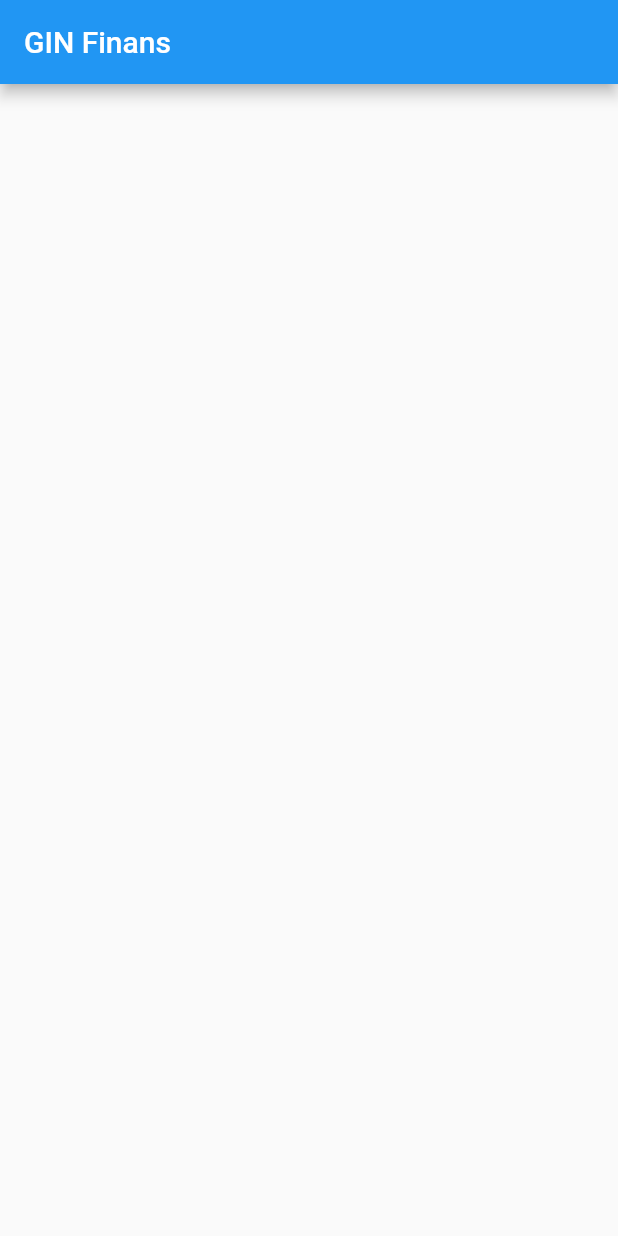
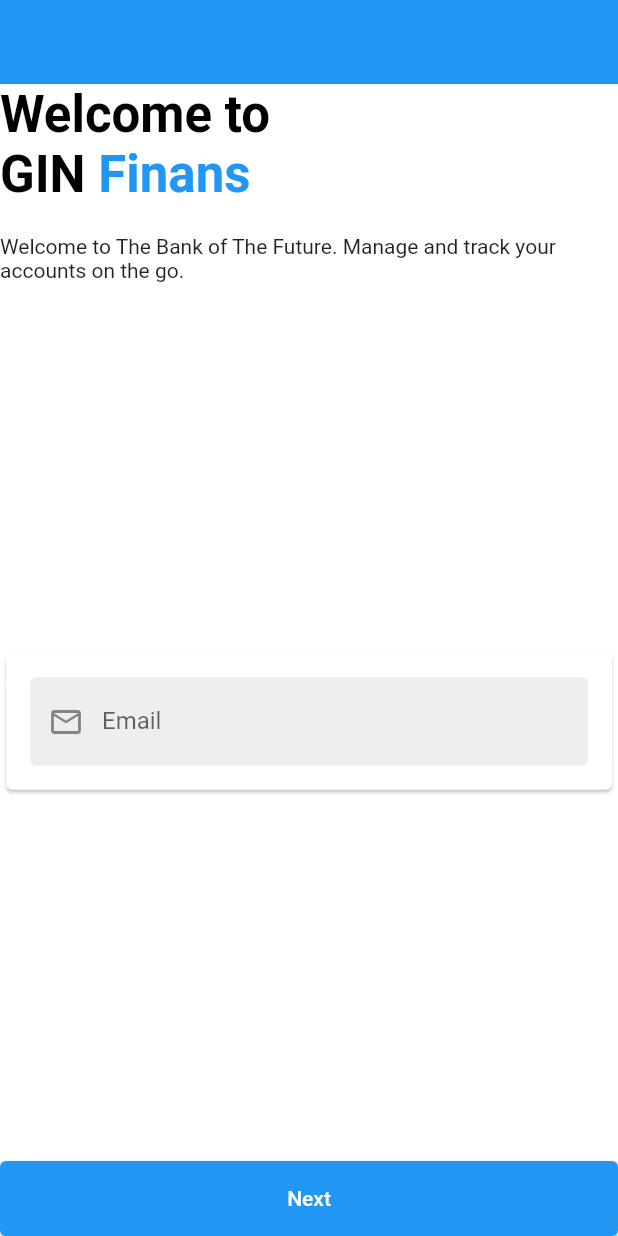
Before and after one commit to anandarh/stepper-flutter, a Flutter app: the screen it shows after launch, on a phone screen of 412 x 824 dp. Run offline on Flutter 3.47's test engine with Material 2 defaults, Android fonts, the phone set to English and light mode, and no system bars.

Commit message:
added welcome screen

```diff
--- /dev/null
+++ b/lib/common/constant/strings.dart
@@ -0,0 +1,14 @@
+class Strings {
+  Strings._();
+
+  static const String gin = 'GIN';
+  static const String finans = 'Finans';
+  static const String appName = '$gin $finans';
+  static const String welcomeTo = 'Welcome to';
+  static const String slogan =
+      'Welcome to The Bank of The Future. Manage and track your accounts on the go.';
+
+  static const String email = 'Email';
+
+  static const String next = 'Next';
+}
--- /dev/null
+++ b/lib/feature/register/screen/screen_one.dart
@@ -0,0 +1,79 @@
+import 'package:flutter/material.dart';
+import 'package:gin_finans/common/constant/strings.dart';
+
+class ScreenOne extends StatefulWidget {
+  ScreenOne({Key? key}) : super(key: key);
+
+  @override
+  _ScreenOneState createState() => _ScreenOneState();
+}
+
+class _ScreenOneState extends State<ScreenOne> {
+  @override
+  Widget build(BuildContext context) {
+    return Scaffold(
+      backgroundColor: Colors.white,
+      appBar: AppBar(
+        elevation: 0,
+      ),
+      body: SafeArea(
+        top: false,
+        child: Column(
+          crossAxisAlignment: CrossAxisAlignment.start,
+          children: [
+            RichText(
+              text: TextSpan(
+                text: Strings.welcomeTo,
+                style: Theme.of(context).textTheme.headline4?.copyWith(
+                      fontWeight: FontWeight.bold,
+                      color: Colors.black,
+                    ),
+                children: const <TextSpan>[
+                  TextSpan(
+                    text: '\n${Strings.gin} ',
+                  ),
+                  TextSpan(
+                    text: Strings.finans,
+                    style: const TextStyle(
+                      color: Colors.blue,
+                    ),
+                  ),
+                ],
+              ),
+            ),
+            Padding(
+              padding: const EdgeInsets.only(top: 20),
+              child: Text(Strings.slogan),
+            ),
+            Spacer(),
+            Card(
+              child: Padding(
+                padding: const EdgeInsets.all(16.0),
+                child: TextField(
+                  obscureText: true,
+                  decoration: InputDecoration(
+                    border: OutlineInputBorder(
+                      borderSide: BorderSide.none,
+                    ),
+                    filled: true,
+                    fillColor: Colors.grey[200],
+                    floatingLabelBehavior: FloatingLabelBehavior.never,
+                    labelText: Strings.email,
+                    prefixIcon: const Icon(Icons.email_outlined),
+                  ),
+                ),
+              ),
+            ),
+            Spacer(),
+            ElevatedButton(
+                style: ElevatedButton.styleFrom(
+                  minimumSize: const Size(double.infinity, 50),
+                ),
+                onPressed: () {},
+                child: Text(Strings.next))
+          ],
+        ),
+      ),
+    );
+  }
+}
--- a/lib/main.dart
+++ b/lib/main.dart
@@ -1,4 +1,6 @@
 import 'package:flutter/material.dart';
+import 'package:gin_finans/common/constant/strings.dart';
+import 'package:gin_finans/feature/register/screen/screen_one.dart';
 
 void main() {
   runApp(MyApp());
@@ -8,15 +10,10 @@ class MyApp extends StatelessWidget {
   @override
   Widget build(BuildContext context) {
     return MaterialApp(
-      title: 'GIN Finans',
+      title: Strings.appName,
       theme: ThemeData(
-        primarySwatch: Colors.blue,
-      ),
-      home: Scaffold(
-        appBar: AppBar(
-          title: Text('GIN Finans'),
-        ),
-      ),
+          primarySwatch: Colors.blue, scaffoldBackgroundColor: Colors.blue),
+      home: ScreenOne(),
     );
   }
 }
```
